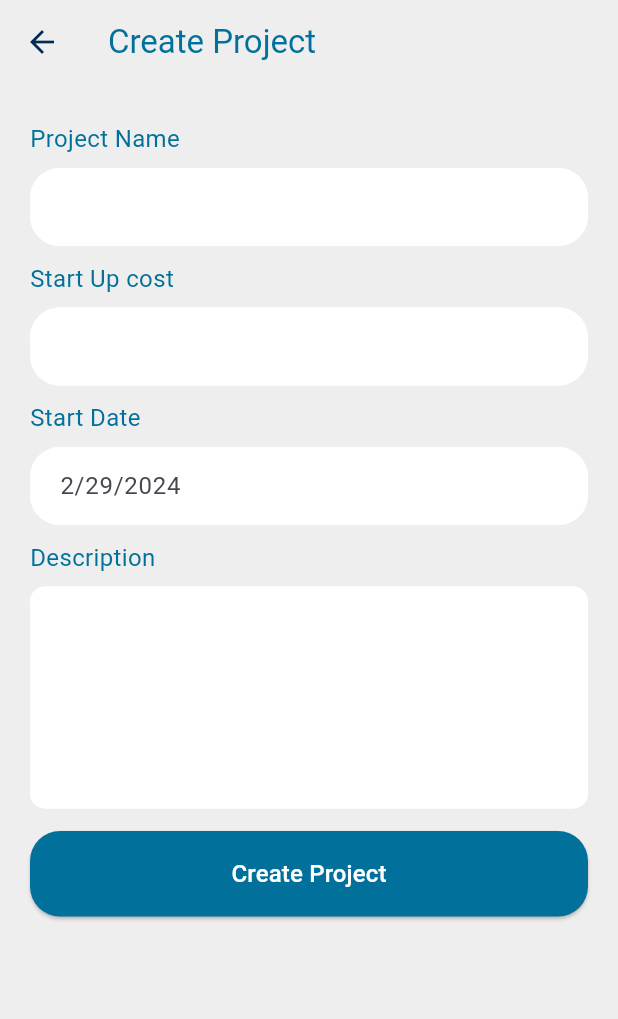
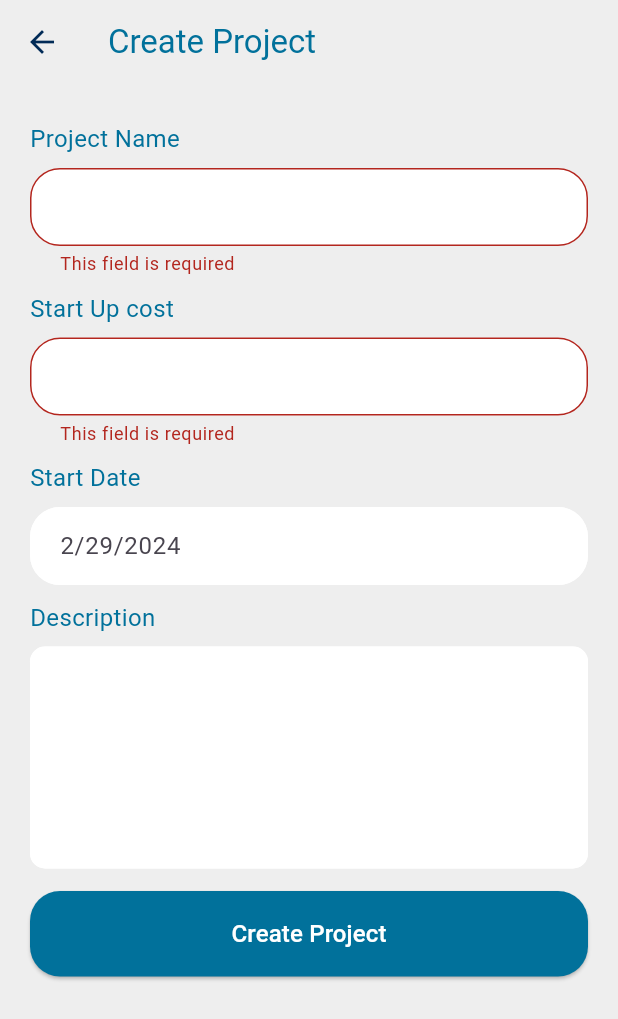
Before and after one commit to gaddie/project_managing, a Flutter app: the CreateProject screen opened directly, after a tap on "Create Project", on a phone screen of 412 x 824 dp. Shown: the top 1019 px of the screen. Run offline on Flutter 3.47's test engine with Material 3 defaults, Android fonts, the phone set to English and light mode, and no system bars; drawn by our look-alikes of delayed_display; our stand-ins replace cloud_firestore, firebase_auth, firebase_core, fl_chart, modal_progress_hud_nsn; accounts and stored records are empty.

Commit message:
adding error message in create project

```diff
--- a/lib/Components/InputField.dart
+++ b/lib/Components/InputField.dart
@@ -7,12 +7,14 @@ class InputField extends StatelessWidget {
       {required this.label,
       this.password = false,
       this.onChanged,
-      this.integerOnly = false});
+      this.integerOnly = false,
+      this.errorText});
 
   String label;
   bool password;
   final ValueChanged<String>? onChanged;
   final bool integerOnly;
+  final errorText;
 
   @override
   Widget build(BuildContext context) {
@@ -35,6 +37,7 @@ class InputField extends StatelessWidget {
             inputFormatters:
                 integerOnly ? [FilteringTextInputFormatter.digitsOnly] : null,
             decoration: InputDecoration(
+              errorText: errorText,
               contentPadding:
                   EdgeInsets.symmetric(vertical: 14.0, horizontal: 16.0),
               filled: true, // Set to true for a filled input field
--- a/lib/Screens/CreateProject.dart
+++ b/lib/Screens/CreateProject.dart
@@ -24,6 +24,7 @@ class _CreateProjectState extends State<CreateProject> {
   DateTime? startDate;
   String startUpCost = '';
   String description = '';
+  bool errorMessage = false;
 
   @override
   void initState() {
@@ -76,12 +77,14 @@ class _CreateProjectState extends State<CreateProject> {
                   children: [
                     InputField(
                       label: 'Project Name',
+                      errorText: errorMessage ? 'This field is required' : null,
                       onChanged: (value) {
                         projectName = value;
                       },
                     ),
                     InputField(
                       label: 'Start Up cost',
+                      errorText: errorMessage ? 'This field is required' : null,
                       integerOnly: true,
                       onChanged: (value) {
                         startUpCost = value;
@@ -107,33 +110,13 @@ class _CreateProjectState extends State<CreateProject> {
                       bgColor: kBottomAppColor,
                       callBackFunction: () {
                         setState(() {
-                          if (projectName.isEmpty ||
-                              description.isEmpty ||
-                              startUpCost.isEmpty) {
-                            print('show dialog');
-                            showDialog(
-                              context: context,
-                              builder: (BuildContext context) {
-                                return AlertDialog(
-                                  title: Text('Error'),
-                                  content: Text('Please fill in all fields.'),
-                                  actions: [
-                                    TextButton(
-                                      onPressed: () {
-                                        Navigator.of(context)
-                                            .pop(); // Close the dialog
-                                      },
-                                      child: Text('OK'),
-                                    ),
-                                  ],
-                                );
-                              },
-                            );
-                          } else {
-                            // Proceed to save data in Firebase
+                          if (projectName.isNotEmpty ||
+                              startUpCost.isNotEmpty ||
+                              description.isNotEmpty) {
                             if (startDate == null) {
                               startDate = DateTime.now();
                             }
+                            errorMessage = false;
                             _firestore.collection('projects').add({
                               'user': loggedInUser.email,
                               'projectName': projectName,
@@ -141,9 +124,10 @@ class _CreateProjectState extends State<CreateProject> {
                               'startUpCost': startUpCost,
                               'startDate': startDate,
                             });
+                            Navigator.pop(context);
+                          } else {
+                            errorMessage = true;
                           }
-
-                          Navigator.pop(context);
                         });
                       },
                       label: 'Create Project',
```
